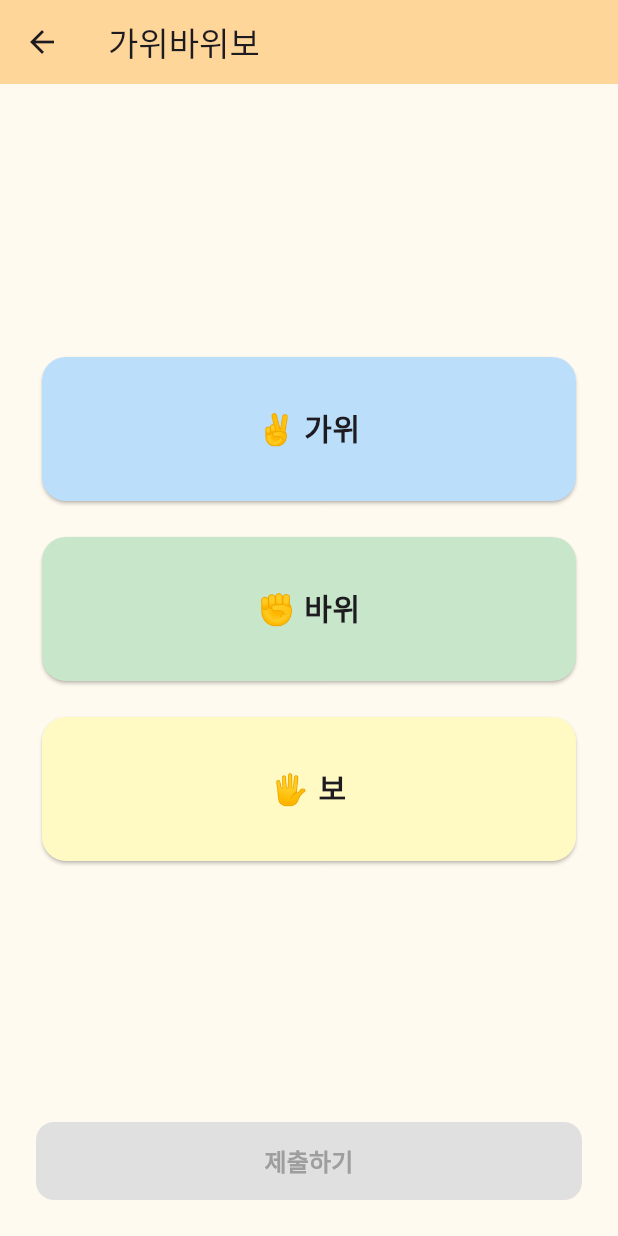
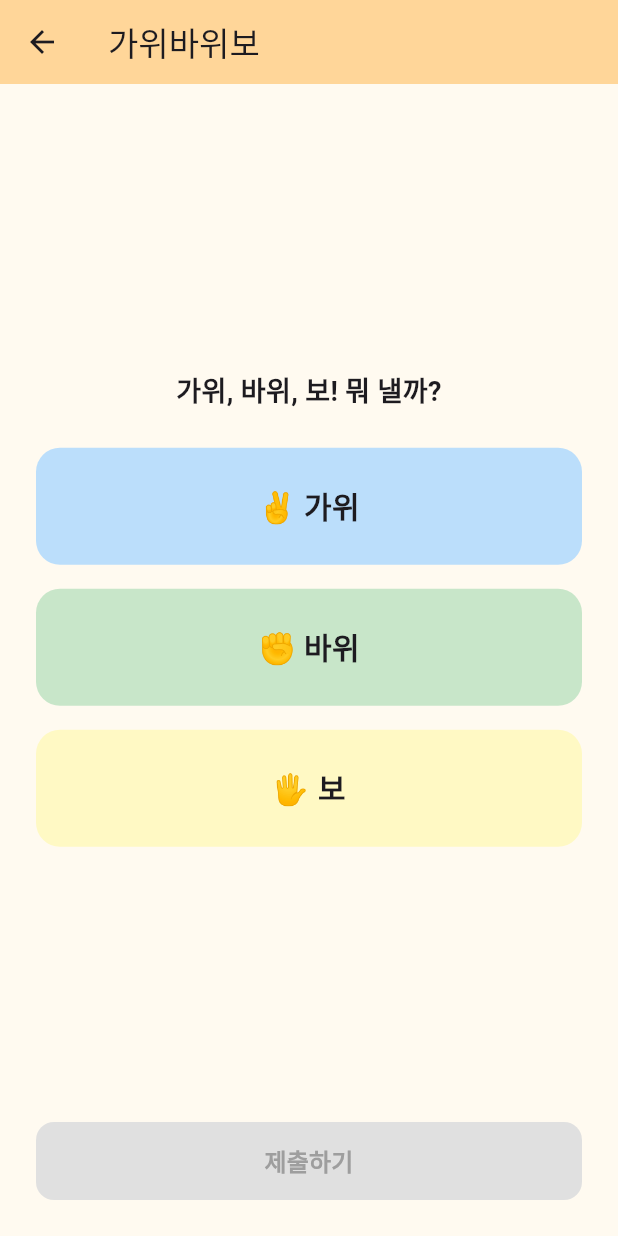
Before and after one commit to niw5924/mini-world, a Flutter app: the RpsGameScreen screen opened directly, on a phone screen of 412 x 824 dp. Run offline on Flutter 3.47's test engine with Material 3 defaults, Android fonts, the phone set to English and light mode, and no system bars; our stand-ins replace firebase_auth, firebase_core, flutter_dotenv, google_sign_in; accounts and stored records are empty; network calls fail; Roboto replaces fonts that are missing (DungGeunMo).

Commit message:
refactor: RPS 선택 UI를 Card → Container로 변경

```diff
--- a/lib/game/rps/rps_game_screen.dart
+++ b/lib/game/rps/rps_game_screen.dart
@@ -107,28 +107,42 @@ class _RpsGameScreenState extends State<RpsGameScreen> {
               Expanded(
                 child: Column(
                   mainAxisAlignment: MainAxisAlignment.center,
-                  children: List.generate(choices.length, (index) {
+                  children: [
+                    const Text(
+                      '가위, 바위, 보! 뭐 낼까?',
+                      textAlign: TextAlign.center,
+                      style: TextStyle(
+                        fontSize: 18,
+                        fontWeight: FontWeight.w600,
+                      ),
+                    ),
+                    const SizedBox(height: 24),
+                    ...List.generate(choices.length, (index) {
                       final choice = choices[index];
                       final isSelected = selectedIndex == index;
 
-                    return Padding(
-                      padding: const EdgeInsets.only(bottom: 16),
-                      child: Card(
-                        shape: RoundedRectangleBorder(
+                      return GestureDetector(
+                        onTap: () {
+                          setState(() {
+                            selectedIndex = isSelected ? null : index;
+                          });
+                        },
+                        child: Container(
+                          width: double.infinity,
+                          padding: const EdgeInsets.symmetric(vertical: 24),
+                          margin: const EdgeInsets.only(bottom: 16),
+                          decoration: BoxDecoration(
+                            color: choice.color,
                             borderRadius: BorderRadius.circular(16),
-                          side:
+                            border:
                                 isSelected
-                                  ? BorderSide(
+                                    ? Border.all(
                                       color: AppColors.primary,
-                                    width: 3.0,
+                                      width: 3,
                                     )
-                                  : BorderSide.none,
+                                    : null,
                           ),
-                        clipBehavior: Clip.antiAlias,
-                        color: choice.color,
-                        child: ListTile(
-                          contentPadding: const EdgeInsets.all(20),
-                          title: Center(
+                          alignment: Alignment.center,
                           child: Text(
                             '${choice.emoji} ${choice.label}',
                             style: const TextStyle(
@@ -137,16 +151,9 @@ class _RpsGameScreenState extends State<RpsGameScreen> {
                             ),
                           ),
                         ),
-                          onTap: () {
-                            setState(() {
-                              selectedIndex =
-                                  selectedIndex == index ? null : index;
-                            });
-                          },
-                        ),
-                      ),
                       );
                     }),
+                  ],
                 ),
               ),
               MiniWorldButton(
```
Lines whose indentation alone changed are shown as unchanged.
